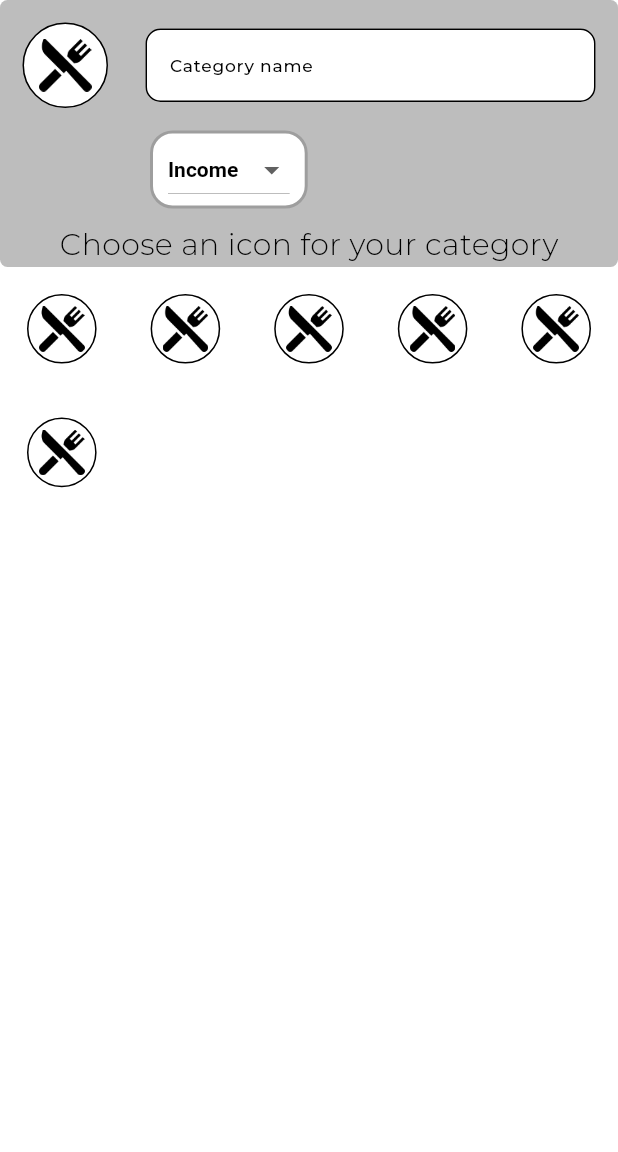
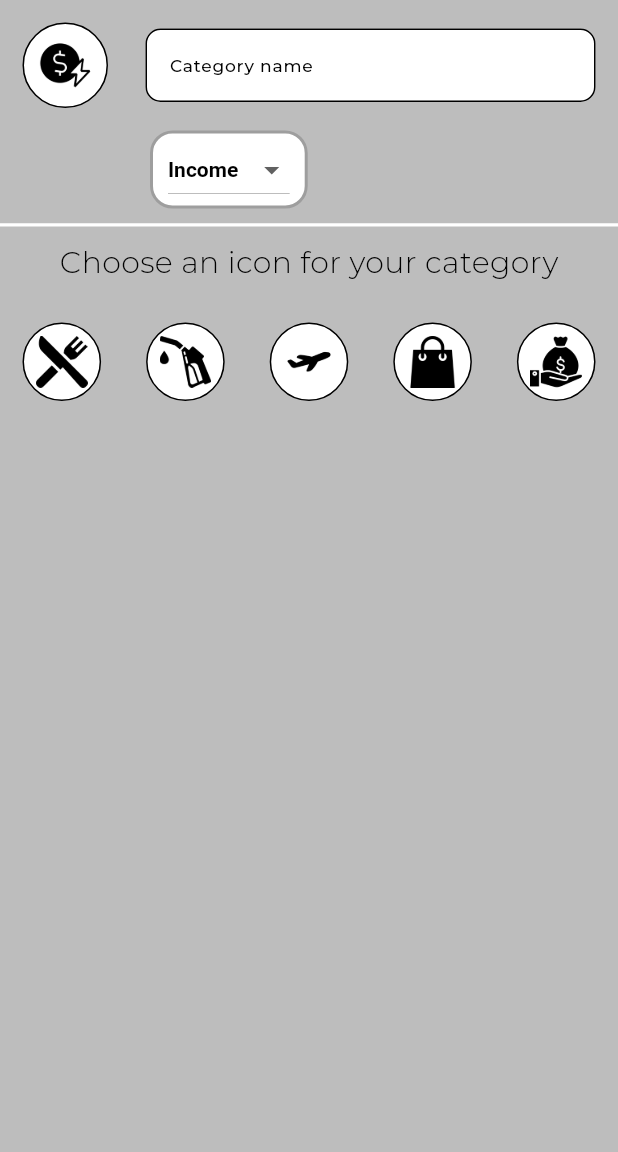
Before and after one commit to PhamQuangHung-UIT/SE214-PEMMA, a Flutter app: the AddCategoryView screen opened directly, on a phone screen of 412 x 824 dp, the part 84-1236 px from its top. Run offline on Flutter 3.47's test engine with Material 3 defaults, Android fonts, the phone set to English and light mode, and no system bars; our stand-ins replace cloud_firestore, email_validator, firebase_auth, firebase_core, shared_preferences; accounts and stored records are empty; generated files the repository leaves out were written again; project files that could hold a hidden picture were left out.

Commit message:
Finish Category
this version has Add Category, Edit Category, display Category in Firestore

```diff
--- a/budget_buddy/lib/data_sources/repositories/category_repository.dart
+++ b/budget_buddy/lib/data_sources/repositories/category_repository.dart
@@ -2,14 +2,7 @@ import 'package:budget_buddy/data_sources/category_model.dart';
 import 'package:cloud_firestore/cloud_firestore.dart';
 
 class CategoryRepository{
-  late List<MyCategory> categories;
   final FirebaseFirestore _firestore = FirebaseFirestore.instance;
-
-  /*Future<List<Category>> fetchCategories(String userID) async {
-   final snapshot = await _firestore.collection('categories').where('userID', isEqualTo: userID).get();
-   final list = snapshot.docs.map((e) => Category.fromSnapshot(e)).toList();
-   return list;
-  }*/
   Future<void> addCategory(MyCategory newCategory) async {
     try {
       CollectionReference categoriesCollection = _firestore.collection('categories');
--- a/budget_buddy/lib/main.dart
+++ b/budget_buddy/lib/main.dart
@@ -34,8 +34,8 @@ class MainApp extends StatelessWidget {
           GlobalWidgetsLocalizations.delegate,
           GlobalCupertinoLocalizations.delegate,
         ],
-        home: const CategoryComponent(new CategoryPresenter(userID))
-        /*home: FutureBuilder<List<Object?>>(
+        /*home: const CategoryView()*/
+        home: FutureBuilder<List<Object?>>(
           future: getFirstRunAndLoginUser(),
           builder: (context, snapshot) {
             if (snapshot.connectionState == ConnectionState.active && snapshot.data == null) {
@@ -53,7 +53,7 @@ class MainApp extends StatelessWidget {
             // Đã đăng nhập, vào màn hình chính
             return const HomeView();
           },
-        )*/
+        )
     );
   }
 
--- a/budget_buddy/lib/presenters/category_presenter.dart
+++ b/budget_buddy/lib/presenters/category_presenter.dart
@@ -1,16 +1,23 @@
+import 'package:budget_buddy/data_sources/category_model.dart';
 import 'package:budget_buddy/data_sources/repositories/category_repository.dart';
-import 'package:budget_buddy/resources/app_export.dart';
-import 'package:budget_buddy/resources/widget/custom_category_widget.dart';
-import 'package:budget_buddy/views/category_view.dart';
-import 'package:flutter/material.dart';
-abstract class CategoryContract{
-  //set categoryView(CategoryView value){}
-
-}
-class CategoryPresenter implements CategoryContract{
-  late CategoryRepository _model;
-  late CategoryView _view;
-  CategoryPresenter(String userID){
-    //_model = CategoryRepository(userID);
+class CategoryPresenter {
+  final CategoryRepository _repository = CategoryRepository();
+  void fetchCategories(String userID, Function(List<MyCategory>) onCategoriesFetched, Function(String) onError){
+    _repository.fetchCategories(userID).listen((categories) {
+      onCategoriesFetched(categories);}, onError: (error){
+      onError("Error fetching categories: $error");
+  });
+  }
+  Future<void> addCategories(
+      MyCategory newCategory,
+      Function() onCategoryAdded,
+      Function(String) onError
+      ) async {
+    try {
+      await _repository.addCategory(newCategory);
+      onCategoryAdded();
+    } catch (e){
+      onError("Error adding category: $e");
+    }
   }
 }
--- a/budget_buddy/lib/views/add_category_view.dart
+++ b/budget_buddy/lib/views/add_category_view.dart
@@ -1,15 +1,75 @@
+import 'package:budget_buddy/data_sources/category_model.dart';
+import 'package:budget_buddy/presenters/category_presenter.dart';
+import 'package:cloud_firestore/cloud_firestore.dart';
+import 'package:firebase_auth/firebase_auth.dart';
 import 'package:flutter/material.dart';
 import 'package:budget_buddy/resources/app_export.dart';
 
 class AddCategoryView extends StatefulWidget {
-  const AddCategoryView({super.key});
-
+  MyCategory? existingCategory;
+  AddCategoryView({super.key});
+  AddCategoryView.existingCategory(MyCategory category, {super.key}){
+    existingCategory = category;
+  }
   @override
   State<AddCategoryView> createState() => _AddCategoryViewState();
 }
+class _AddCategoryViewState extends State<AddCategoryView>{
+  final CategoryPresenter _categoryPresenter = CategoryPresenter();
+  late String userID;
+  bool _isIncome = true;
+  TextEditingController _cName = TextEditingController();
+  List<String> iconIPList = [
+    "assets/images/restaurant.png",
+    "assets/images/fuel.png",
+    "assets/images/plane.png",
+    "assets/images/shopping-bag.png",
+    "assets/images/wages.png"
+  ];
+  String _categoryIP = "assets/images/electricity-bill.png";
+  @override
+  void initState() {
+    if(widget.existingCategory!= null){
+      _cName.text = widget.existingCategory!.cName;
+      _categoryIP = widget.existingCategory!.cImagePath;
+      _isIncome = widget.existingCategory!.isIncome;
+    }
+    super.initState();
+  }
+  @override
+  void dispose() {
+    widget.existingCategory = null;
+    super.dispose();
+  }
+  void _pressedAddCategory() {
+    String uID = FirebaseAuth.instance.currentUser!.uid;
+    String? cID;
+    if(widget.existingCategory==null){
+       cID = FirebaseFirestore.instance.collection('categories').doc().id;
+    }
+    else
+      {
+        cID = widget.existingCategory!.categoryID;
+      }
 
-class _AddCategoryViewState extends State<AddCategoryView> {
-  String dropdownvalue = 'Income';
+    MyCategory newCategory = MyCategory(
+        categoryID: cID,
+        userID: uID,
+        cName: _cName.value.text,
+        cImagePath: _categoryIP,
+        isIncome:_isIncome);
+    addNewCategory(newCategory);
+    print("Added new Category");
+    Navigator.pop(context);
+  }
+
+  void addNewCategory(MyCategory newCategory) {
+    _categoryPresenter.addCategories(newCategory,
+            () => {},
+            (error) => {
+          //Xu li loi
+        });
+  }
   @override
   Widget build(BuildContext context) {
     return Scaffold(
@@ -20,7 +80,8 @@ class _AddCategoryViewState extends State<AddCategoryView> {
           backgroundColor: Colors.green,
           actions: [
             IconButton(
-                onPressed: () {}, icon: Image.asset('assets/images/check.png'))
+                icon: Image.asset('assets/images/check.png'),
+                onPressed: _pressedAddCategory )
           ],
         ),
         body: Column(
@@ -29,7 +90,6 @@ class _AddCategoryViewState extends State<AddCategoryView> {
               alignment: Alignment.centerLeft,
               decoration: BoxDecoration(
                 color: AppTheme.grey400,
-                borderRadius: BorderRadius.circular(5),
               ),
               child: Column(
                 children: [
@@ -45,7 +105,7 @@ class _AddCategoryViewState extends State<AddCategoryView> {
                               border: Border.all(width: 1)),
                           padding: const EdgeInsets.all(10),
                           child: ImageIcon(
-                            AssetImage('assets/images/restaurant.png'),
+                            AssetImage(_categoryIP),
                             color: Colors.black,
                             size: 35,
                           ),
@@ -53,10 +113,11 @@ class _AddCategoryViewState extends State<AddCategoryView> {
                         const SizedBox(width: 25),
                         Expanded(
                           child: TextField(
+                            controller: _cName,
                             style: TextStyle(
                               color: Colors.black,
                             ),
-                            obscureText: true,
+                            obscureText: false,
                             decoration: InputDecoration(
                               filled: true,
                               fillColor: Colors.white,
@@ -82,13 +143,13 @@ class _AddCategoryViewState extends State<AddCategoryView> {
                         ),
                         child: DropdownButton(
                             items:const [
-                              DropdownMenuItem(child: Text('Income'), value: 'Income'),
-                              DropdownMenuItem(child: Text('Outcome'),value: 'Outcome')
+                              DropdownMenuItem(child: Text('Income'), value: true),
+                              DropdownMenuItem(child: Text('Outcome'),value: false)
                             ],
-                            value: dropdownvalue,
+                            value: _isIncome,
                             onChanged: (value){
                             setState(() {
-                              dropdownvalue = value!;
+                              _isIncome = value!;
                             });
                             },
                           style: TextStyle(
@@ -100,37 +161,46 @@ class _AddCategoryViewState extends State<AddCategoryView> {
                     ],
                   ),
                   const SizedBox(height: 10),
-                  Text('Choose an icon for your category', style: TextStyle(
-                    fontSize: 20
-                  ),),
                 ],
               )
             ),
-            Container(
-                child: Flexible(
-                    child: GridView.builder(
+            Expanded(
+              child: Container(
+                decoration: BoxDecoration(
+                  color: AppTheme.grey400,
+                  border: Border(top: BorderSide(color: Theme.of(context).dividerColor,width: 2)),
+                ),
+                  child: Column(
+                    children: [
+                      const SizedBox(height: 10),
+                      const Text('Choose an icon for your category',
+                      style: TextStyle(fontSize: 20)),
+                      const SizedBox(height: 10),
+                      GridView.builder(
                           scrollDirection: Axis.vertical,
                           shrinkWrap: true,
-                        itemCount: 6,
-                        gridDelegate: SliverGridDelegateWithFixedCrossAxisCount(
+                          itemCount: iconIPList.length,
+                          gridDelegate: const SliverGridDelegateWithFixedCrossAxisCount(
                               crossAxisCount: 5),
                           itemBuilder: (context, index) {
                             return Padding(
-                            padding: const EdgeInsets.all(18),
+                              padding: const EdgeInsets.all(15),
                               child: Container(
                                 decoration: BoxDecoration(
                                     color: Colors.white,
                                     shape: BoxShape.circle,
                                     border: Border.all(width: 1)),
-                              padding: const EdgeInsets.all(7),
-                              child: ImageIcon(
-                                AssetImage('assets/images/restaurant.png'),
-                                color: Colors.black,
-                                size: 50,
-                              ),
+                                child: IconButton(
+                                  icon: Image.asset(iconIPList[index]), onPressed: () {
+                                    setState(() {
+                                      _categoryIP = iconIPList[index];
+                                    });
+                                },),
                                 ),
                             );
-                        }))
+                          }),
+                  ])
+              ),
             ),
           ],
         )
```
Also changed, not shown: budget_buddy/lib/resources/widget/custom_category_widget.dart (deleted, +0 -58 lines), budget_buddy/lib/views/category_view.dart (+131 -47 lines), budget_buddy/pubspec.lock. Lines whose indentation alone changed are shown as unchanged.
